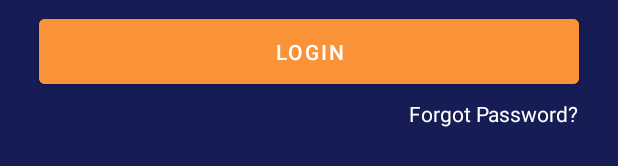
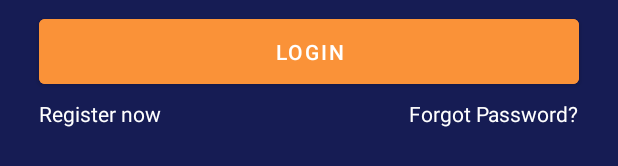
Before and after one commit to Nielioo/Radiance, an Android app: the layout activity_login.xml on its own in the app's theme, with its tools: preview values and no code run, on a phone screen of 412 x 824 dp. Shown: the part 349-515 px from the top of the screen. Run offline under Robolectric (Android 15) with nearby library versions, the phone set to English and light mode, and no system bars.

Commit message:
start app

```diff
--- a/Radiance_Mobile_Apps/app/src/main/AndroidManifest.xml
+++ b/Radiance_Mobile_Apps/app/src/main/AndroidManifest.xml
@@ -24,7 +24,7 @@
             android:name=".view.HomeActivity"
             android:exported="false" />
         <activity
-            android:name=".view.LoginActivity"
+            android:name=".view.auth.LoginActivity"
             android:exported="false" />
         <activity
             android:name=".view.SplashScreenActivity"
--- a/Radiance_Mobile_Apps/app/src/main/res/layout/activity_login.xml
+++ b/Radiance_Mobile_Apps/app/src/main/res/layout/activity_login.xml
@@ -70,6 +70,16 @@
         app:layout_constraintTop_toBottomOf="@+id/textInputLayout2" />
 
     <TextView
+    android:id="@+id/login_register_textView"
+    android:layout_width="wrap_content"
+    android:layout_height="wrap_content"
+    android:layout_marginTop="4dp"
+    android:text="@string/register_now"
+    android:textColor="#FFFFFF"
+    app:layout_constraintStart_toStartOf="@+id/login_button"
+    app:layout_constraintTop_toBottomOf="@+id/login_button" />
+
+    <TextView
         android:id="@+id/textView3"
         android:layout_width="wrap_content"
         android:layout_height="wrap_content"
```
